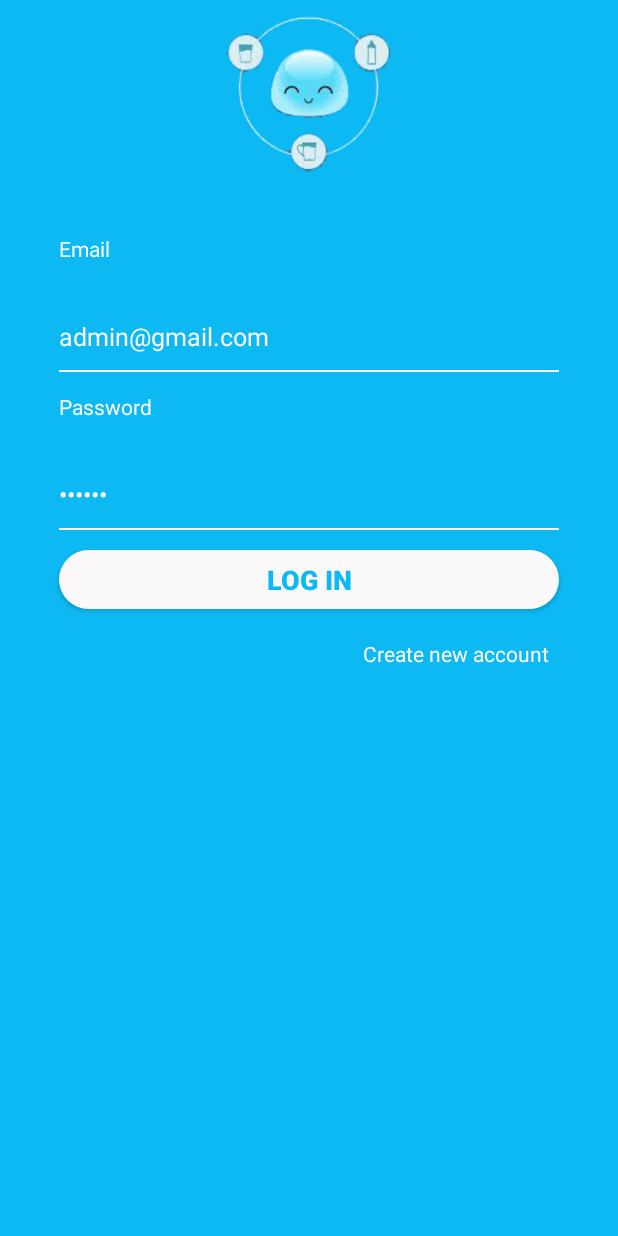
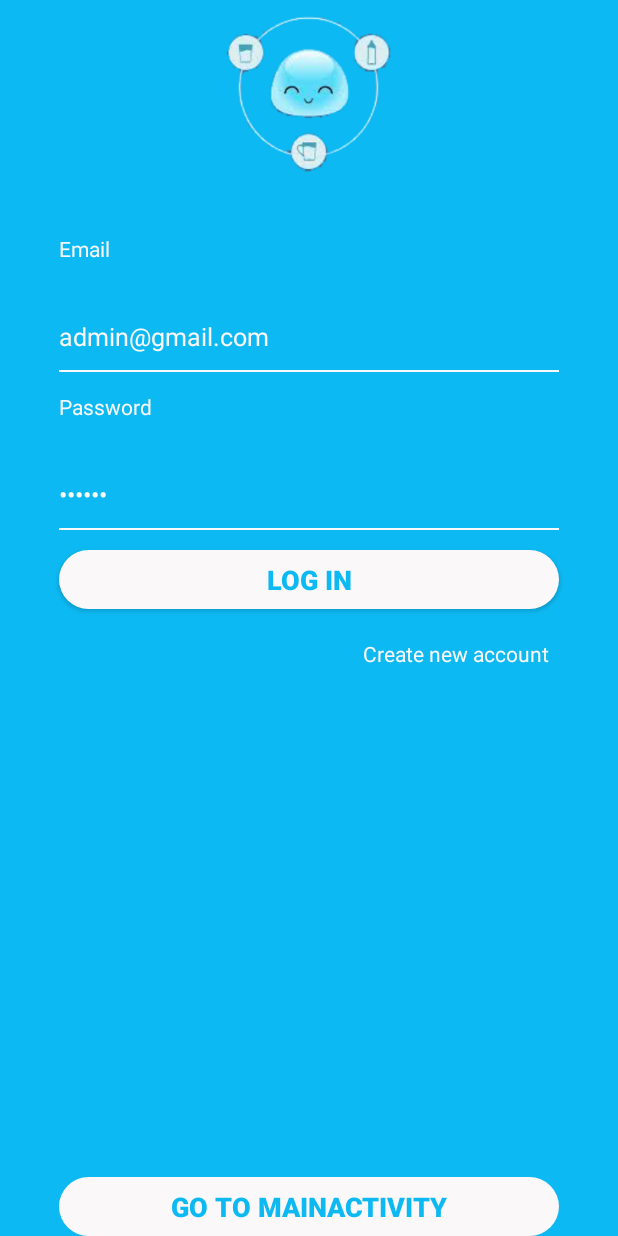
Before and after one commit to nguyenson2012/RefreshBodyISBK, an Android app: the screen it shows after launch (LoginOrSignUpActivity), after a tap on "LOG IN", on a phone screen of 412 x 824 dp. Run offline under Robolectric (Android 15) with nearby library versions, the phone set to English and light mode, and no system bars; our stand-ins replace Volley, sdp/ssp sizes; network calls fail; 1 statement that could not run was skipped.

Commit message:
add button go to main

```diff
--- a/app/src/main/java/com/example/asus/refreshbody/fragment/FragmentLogin.java
+++ b/app/src/main/java/com/example/asus/refreshbody/fragment/FragmentLogin.java
@@ -54,6 +54,7 @@ public class FragmentLogin extends Fragment implements View.OnClickListener {
     private EditText editTextEmail;
     private EditText editTextPassword;
     private Button btnLogin;
+    private Button btGoToMain;
     private TextView btnCreateAccount;
     private TextView txtWrongAcc;
     private CoordinatorLayout coordinatorLayout;
@@ -110,6 +111,7 @@ public class FragmentLogin extends Fragment implements View.OnClickListener {
     private void addListener() {
         btnLogin.setOnClickListener(this);
         btnCreateAccount.setOnClickListener(this);
+        btGoToMain.setOnClickListener(this);
     }
 
     private void fillLogin(){
@@ -127,6 +129,7 @@ public class FragmentLogin extends Fragment implements View.OnClickListener {
         btnCreateAccount = (TextView) view.findViewById(R.id.tv_create_account_new_here);
         txtWrongAcc = (TextView) view.findViewById(R.id.txt_wrong_acc_login);
         coordinatorLayout = (CoordinatorLayout) view.findViewById(R.id.coordinator_layout_login);
+        btGoToMain=(Button)view.findViewById(R.id.btn_go_to_main);
 
         //
         context = view.getContext();
@@ -157,6 +160,9 @@ public class FragmentLogin extends Fragment implements View.OnClickListener {
     @Override
     public void onClick(View view) {
         switch (view.getId()) {
+            case R.id.btn_go_to_main:
+                doActivityAfterLogin();
+                break;
             case R.id.btn_login:
                 checkUserAuthentication();
                 break;
--- a/app/src/main/java/com/example/asus/refreshbody/utils/Constant.java
+++ b/app/src/main/java/com/example/asus/refreshbody/utils/Constant.java
@@ -27,9 +27,9 @@ public class Constant {
     public static String URL_LOGIN = "http://10.64.1.68:3000/api/login";
 
     // Server user register url
-    public static String URL_REGISTER = "http://10.64.1.68:3000/api/register";
+    public static String URL_REGISTER = "http://10.64.1.126:3000/api/register";
 
-    public static String URL_UPLOAD_HISTORIES = "http://10.64.1.68:3000/api/histories";
+    public static String URL_UPLOAD_HISTORIES = "http://10.64.1.126:3000/api/histories";
 
     public static final String MY_PREFERENCE = "my_pref";
     public static final String CHECK_USER_LOGGED_IN = "check_user_login";
--- a/app/src/main/res/layout/fragment_login.xml
+++ b/app/src/main/res/layout/fragment_login.xml
@@ -135,5 +135,18 @@
             android:textColor="@color/white"
             android:padding="@dimen/_5sdp"
             />
+        <Button
+            android:layout_height="@dimen/_30sdp"
+            android:layout_width="match_parent"
+            android:id="@+id/btn_go_to_main"
+            android:layout_marginLeft="@dimen/_30sdp"
+            android:layout_marginRight="@dimen/_30sdp"
+            android:text="@string/go_to_main"
+            android:textColor="@color/colorPrimary"
+            android:textSize="@dimen/_14sdp"
+            android:textStyle="bold"
+            android:layout_alignParentBottom="true"
+            android:background="@drawable/custom_button_login"
+            />
     </RelativeLayout>
 </android.support.design.widget.CoordinatorLayout>
--- a/app/src/main/res/values/strings.xml
+++ b/app/src/main/res/values/strings.xml
@@ -85,5 +85,6 @@
     <string name="uri_app_store">http://play.google.com/</string>
     <string name="backup">Backup Record</string>
     <string name="restore_record">Restore Record</string>
+    <string name="go_to_main">Go To MainActivity</string>
 
 </resources>
```
